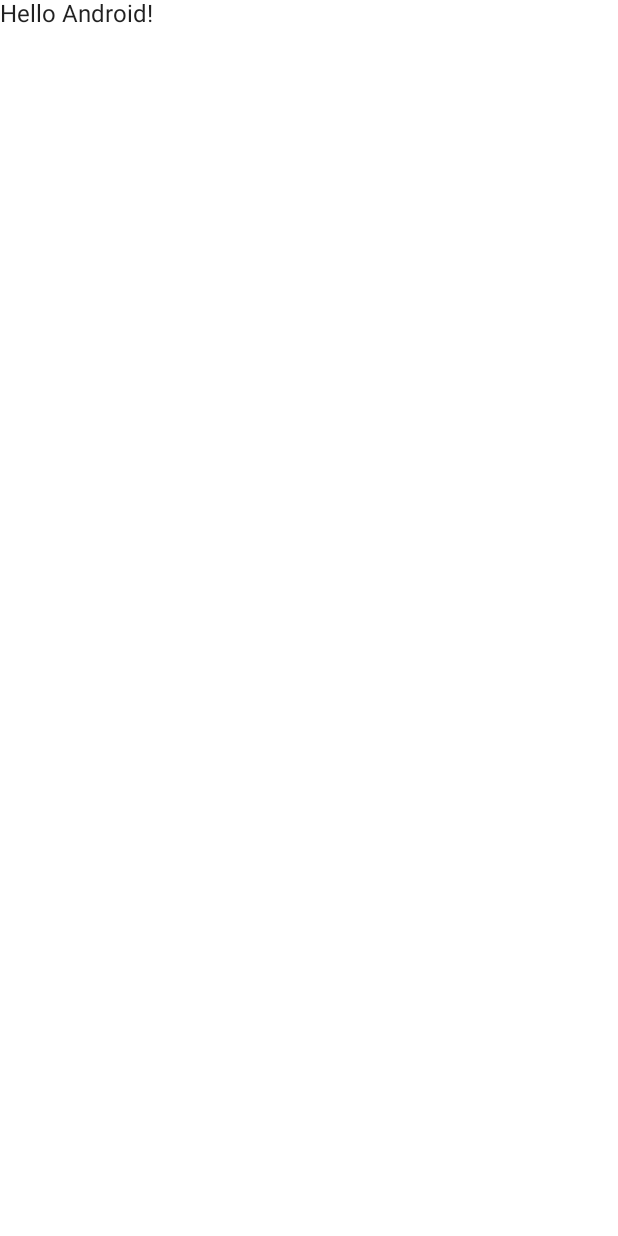
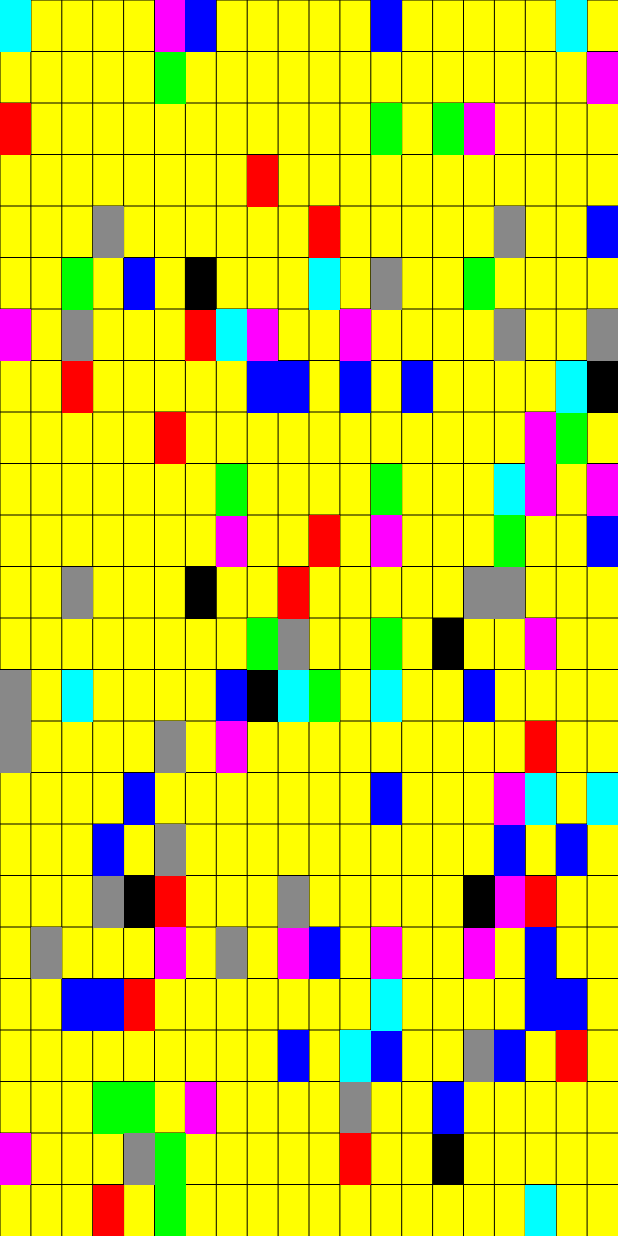
Before and after one commit to dailystudio/compose520, an Android app built with Jetpack Compose: the screen it shows after launch (MainActivity), on a phone screen of 412 x 824 dp. Before the commit the screen is almost empty. Run offline under Robolectric (Android 15) with nearby library versions, the phone set to English and light mode, and no system bars; libraries missing offline, so code that uses them is left out: com.dailystudio.devbricksx, com.facebook.stetho; 2 statements that could not run were skipped.

Commit message:
[client][DEV]: WOW, Cool! Amazing! I can believe it!

```diff
--- a/client/app/src/main/AndroidManifest.xml
+++ b/client/app/src/main/AndroidManifest.xml
@@ -3,6 +3,7 @@
     package="com.dailystudio.compose.loveyou">
 
     <application
+        android:name=".Compose520Application"
         android:allowBackup="true"
         android:icon="@mipmap/ic_launcher"
         android:label="@string/app_name"
--- /dev/null
+++ b/client/app/src/main/java/com/dailystudio/compose/loveyou/Compose520Application.kt
@@ -0,0 +1,24 @@
+package com.dailystudio.compose.loveyou
+
+import com.dailystudio.devbricksx.app.DevBricksApplication
+import com.dailystudio.devbricksx.development.Logger
+import com.facebook.stetho.Stetho
+
+class Compose520Application : DevBricksApplication() {
+
+    override fun onCreate() {
+        super.onCreate()
+
+        if (BuildConfig.USE_STETHO) {
+            Stetho.initializeWithDefaults(this)
+        }
+
+        Logger.info("application is running in %s mode.",
+            if (BuildConfig.DEBUG) "DEBUG" else "RELEASE")
+    }
+
+    override fun isDebugBuild(): Boolean {
+        return BuildConfig.DEBUG
+    }
+
+}
--- /dev/null
+++ b/client/app/src/main/java/com/dailystudio/compose/loveyou/Item.kt
@@ -0,0 +1,11 @@
+package com.dailystudio.compose.loveyou
+
+import android.graphics.Point
+import androidx.compose.ui.graphics.Color
+
+
+class Item(val id: Int = 0,
+           val pos: Point = Point(0, 0),
+           val color: Color = Color.Black
+) {
+}
--- a/client/app/src/main/java/com/dailystudio/compose/loveyou/MainActivity.kt
+++ b/client/app/src/main/java/com/dailystudio/compose/loveyou/MainActivity.kt
@@ -1,38 +1,80 @@
 package com.dailystudio.compose.loveyou
 
+import android.graphics.Point
 import android.os.Bundle
 import androidx.activity.ComponentActivity
 import androidx.activity.compose.setContent
+import androidx.compose.foundation.clickable
+import androidx.compose.foundation.interaction.MutableInteractionSource
+import androidx.compose.foundation.layout.fillMaxSize
 import androidx.compose.material.MaterialTheme
 import androidx.compose.material.Surface
-import androidx.compose.material.Text
-import androidx.compose.runtime.Composable
-import androidx.compose.ui.tooling.preview.Preview
+import androidx.compose.runtime.mutableStateListOf
+import androidx.compose.runtime.mutableStateMapOf
+import androidx.compose.runtime.remember
+import androidx.compose.ui.Modifier
+import androidx.compose.ui.graphics.Color
+import com.dailystudio.compose.loveyou.ui.Board
 import com.dailystudio.compose.loveyou.ui.theme.Compose520Theme
+import kotlin.random.Random
 
 class MainActivity : ComponentActivity() {
+
+    companion object {
+        val ALL_COLORS = arrayOf(
+            Color.Red,
+            Color.Blue,
+            Color.Green,
+            Color.Cyan,
+            Color.Black,
+            Color.Magenta,
+            Color.Gray,
+        )
+    }
+    val r: Random = Random
+
     override fun onCreate(savedInstanceState: Bundle?) {
         super.onCreate(savedInstanceState)
+
         setContent {
             Compose520Theme(){
                 // A surface container using the 'background' color from the theme
                 Surface(color = MaterialTheme.colors.background) {
-                    Greeting("Android")
+                    val map = remember {
+                        mutableStateListOf<Item>()
+                    }
+
+                    val maxRow = 24
+                    val maxCol = 20
+
+                    val generateSeed = {
+                        map.clear()
+                        for (i in 0 until r.nextInt(100, 200)) {
+                            map.add(
+                                Item(i,
+                                    Point(
+                                        r.nextInt(0, maxCol),
+                                        r.nextInt(0, maxRow)),
+                                    ALL_COLORS[r.nextInt(0, ALL_COLORS.size)]
+                                    ))
+                        }
+                    }
+
+                    generateSeed()
+
+                    val interactionSource = remember { MutableInteractionSource() }
+                    Board(
+                        row = maxRow, col = maxCol,
+                        data = map,
+                        modifier = Modifier.clickable(
+                            interactionSource = interactionSource,
+                            indication = null
+                        ) {
+                            generateSeed()
+                        }
+                    )
                 }
             }
         }
     }
 }
-
-@Composable
-fun Greeting(name: String) {
-    Text(text = "Hello $name!")
-}
-
-@Preview(showBackground = true)
-@Composable
-fun DefaultPreview() {
-    Compose520Theme {
-        Greeting("Android")
-    }
-}
--- /dev/null
+++ b/client/app/src/main/java/com/dailystudio/compose/loveyou/ui/Board.kt
@@ -0,0 +1,114 @@
+package com.dailystudio.compose.loveyou.ui
+
+import android.graphics.Point
+import android.util.Size
+import androidx.compose.animation.core.animateIntAsState
+import androidx.compose.foundation.Canvas
+import androidx.compose.foundation.background
+import androidx.compose.foundation.layout.Box
+import androidx.compose.foundation.layout.fillMaxSize
+import androidx.compose.foundation.layout.offset
+import androidx.compose.runtime.*
+import androidx.compose.ui.Modifier
+import androidx.compose.ui.geometry.Offset
+import androidx.compose.ui.graphics.Canvas
+import androidx.compose.ui.graphics.Color
+import androidx.compose.ui.layout.Layout
+import androidx.compose.ui.unit.constrainHeight
+import androidx.compose.ui.unit.constrainWidth
+import com.dailystudio.compose.loveyou.Item
+import com.dailystudio.compose.loveyou.Piece
+import com.dailystudio.devbricksx.development.Logger
+import kotlin.math.roundToInt
+
+
+@Composable
+fun Board(modifier: Modifier = Modifier,
+          row: Int = 20,
+          col: Int = 24,
+          data: List<Item>
+) {
+    var gridWidth by remember { mutableStateOf(0f) }
+    var gridHeight by remember { mutableStateOf(0f) }
+
+    Box(modifier = modifier) {
+        Canvas(modifier = Modifier.fillMaxSize()) {
+            gridWidth = (size.width / col)
+            gridHeight = (size.height / row)
+            Logger.debug("grid: $gridWidth * $gridHeight")
+
+            drawRect(Color.Yellow, Offset.Zero, size)
+
+            for (i in 0 until  col) {
+                val startX = i * gridWidth
+                val startY = 0f
+                val endY = size.height
+                drawLine(Color.Black,
+                    Offset(startX, startY),
+                    Offset(startX, endY)
+                )
+            }
+
+            for (i in 0 until  row) {
+                val startX = 0f
+                val endX = size.width
+                val startY = i * gridHeight
+                drawLine(Color.Black,
+                    Offset(startX, startY),
+                    Offset(endX, startY)
+                )
+            }
+        }
+
+        val mapX = mutableMapOf<Int, State<Int>>()
+        val mapY = mutableMapOf<Int, State<Int>>()
+
+        for (i in data.indices) {
+            mapX[i] = animateIntAsState(targetValue = (gridWidth * data[i].pos.x).roundToInt())
+        }
+
+        for (i in data.indices) {
+            mapY[i] = animateIntAsState(targetValue = (gridHeight * data[i].pos.y).roundToInt())
+        }
+
+        Layout(
+            modifier = modifier
+                .fillMaxSize(),
+            content = {
+                for (i in data) {
+                    Piece(color = i.color)
+                }
+            }) { measurables, constraints ->
+
+                val placeables = measurables.map { measurable ->
+                    measurable.parentData
+                    val placeable = measurable.measure(
+                        // You need set the minWidth/Height of the constraints
+                        // passed in. Otherwise, your children's measurement
+                        // will be affected by the parent's modifier.
+                        // (e.g Modifier.fillMaxHeight())
+                        constraints.copy(
+                            minWidth = gridWidth.roundToInt(),
+                            maxWidth = gridWidth.roundToInt(),
+                            minHeight = gridHeight.roundToInt(),
+                            maxHeight = gridHeight.roundToInt(),
+                        )
+                    ).also {
+//                        Logger.debug("measured placeable: [${it.width} x ${it.height}]")
+                    }
+
+                    placeable
+                }
+
+                layout(constraints.maxWidth, constraints.maxHeight) {
+                    for ((index, placeable) in placeables.withIndex()) {
+                        val x = mapX[index]?.value
+                        val y = mapY[index]?.value
+
+                        placeable.placeRelative(x = x!!, y = y!!)
+                    }
+                }
+        }
+    }
+
+}
--- a/client/app/src/main/java/com/dailystudio/compose/loveyou/Piece.kt
+++ b/client/app/src/main/java/com/dailystudio/compose/loveyou/ui/Piece.kt
@@ -1,17 +1,24 @@
 package com.dailystudio.compose.loveyou
 
 import androidx.compose.foundation.Canvas
+import androidx.compose.foundation.layout.height
+import androidx.compose.foundation.layout.width
 import androidx.compose.runtime.Composable
 import androidx.compose.ui.Modifier
 import androidx.compose.ui.geometry.Offset
 import androidx.compose.ui.graphics.Color
 import androidx.compose.ui.tooling.preview.Preview
+import androidx.compose.ui.unit.dp
 import com.dailystudio.compose.loveyou.ui.theme.Compose520Theme
+import com.dailystudio.devbricksx.development.Logger
 
 @Composable
-fun Piece(color: Color) {
-
-    Canvas(modifier = Modifier) {
+fun Piece(color: Color,
+          modifier: Modifier = Modifier
+              .width(52.1.dp)
+              .height(52.1.dp)
+) {
+    Canvas(modifier = modifier) {
         drawRect(color, Offset.Zero, size)
     }
 }
```
Also changed, not shown: client/app/build.gradle (+28 -3 lines), client/app/gradle.properties (added, +15 -0 lines).
